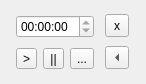
Old version of the form Horloge_Analogique/chronometre.ui in the repository liberflos/HorlogeAnalogique.
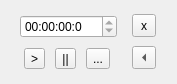
New version of the form.

```diff
--- a/Horloge_Analogique/chronometre.ui
+++ b/Horloge_Analogique/chronometre.ui
@@ -6,7 +6,7 @@
    <rect>
     <x>0</x>
     <y>0</y>
-    <width>146</width>
+    <width>177</width>
     <height>84</height>
    </rect>
   </property>
@@ -28,7 +28,7 @@
         <enum>QDateTimeEdit::HourSection</enum>
        </property>
        <property name="displayFormat">
-        <string>HH:mm:ss</string>
+        <string>HH:mm:ss:z</string>
        </property>
       </widget>
      </item>
```
Left out of the diff: 2 changed lines with no effect on the pictures.
